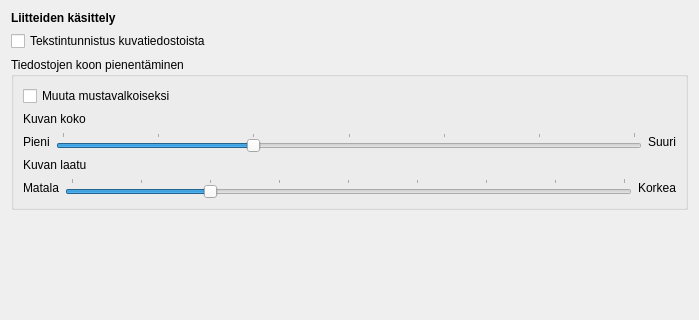
Above: kitsas/maaritys/liitemaaritys.ui from artoh/kitupiikki before the change; both pictures show x 0 to 699 and y 0 to 320 of the 699 by 658 pixel window. Below: the same form after it.
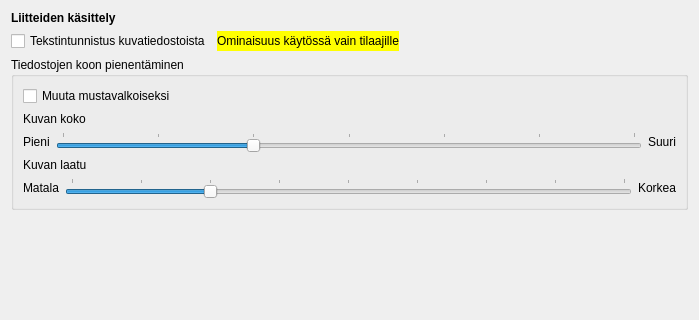
That is the form after the change. Icons and pictures are not drawn.

The edit to the form file:
```diff
--- a/kitsas/maaritys/liitemaaritys.ui
+++ b/kitsas/maaritys/liitemaaritys.ui
@@ -28,6 +28,8 @@
     </widget>
    </item>
    <item>
+    <layout class="QHBoxLayout" name="horizontalLayout_3">
+     <item>
     <widget class="QCheckBox" name="ocrCheck">
      <property name="text">
       <string>Tekstintunnistus kuvatiedostoista</string>
@@ -37,6 +39,31 @@
        <normaloff>:/pic/teksti.png</normaloff>:/pic/teksti.png</iconset>
      </property>
     </widget>
+     </item>
+     <item>
+      <widget class="QLabel" name="tilaajilleLabel">
+       <property name="styleSheet">
+        <string notr="true">background-color: rgb(255, 255, 0);</string>
+       </property>
+       <property name="text">
+        <string>Ominaisuus käytössä vain tilaajille</string>
+       </property>
+      </widget>
+     </item>
+     <item>
+      <spacer name="horizontalSpacer">
+       <property name="orientation">
+        <enum>Qt::Horizontal</enum>
+       </property>
+       <property name="sizeHint" stdset="0">
+        <size>
+         <width>40</width>
+         <height>20</height>
+        </size>
+       </property>
+      </spacer>
+     </item>
+    </layout>
    </item>
    <item>
     <widget class="QGroupBox" name="groupBox">
```
Lines whose indentation alone changed are shown as unchanged.
